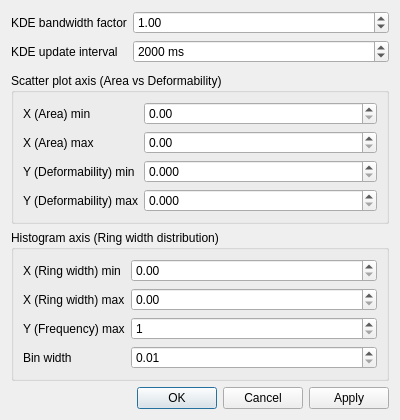
Above: resources/ui/MonitoringSettingsDialog.ui from gavinlouuu-kpt/mib-studio-qt before the change. Below: the same form after it.
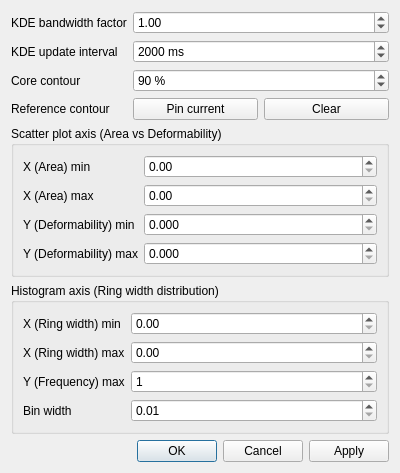
That is the form after the change.

Commit message: feat(monitoring): KDE core contour on the scatter with a pinned reference (core-region PR 1)

The edit to the form file:
```diff
--- a/resources/ui/MonitoringSettingsDialog.ui
+++ b/resources/ui/MonitoringSettingsDialog.ui
@@ -77,6 +77,63 @@
        </property>
       </widget>
      </item>
+     <item row="2" column="0">
+      <widget class="QLabel" name="kdeCoreFractionLabel">
+       <property name="text">
+        <string>Core contour</string>
+       </property>
+      </widget>
+     </item>
+     <item row="2" column="1">
+      <widget class="QSpinBox" name="kdeCoreFractionSpin">
+       <property name="suffix">
+        <string> %</string>
+       </property>
+       <property name="minimum">
+        <number>5</number>
+       </property>
+       <property name="maximum">
+        <number>100</number>
+       </property>
+       <property name="singleStep">
+        <number>5</number>
+       </property>
+       <property name="value">
+        <number>90</number>
+       </property>
+       <property name="toolTip">
+        <string>Share of the population enclosed by the solid contour drawn on the scatter while Density (KDE) is on</string>
+       </property>
+      </widget>
+     </item>
+     <item row="3" column="0">
+      <widget class="QLabel" name="kdeReferenceLabel">
+       <property name="text">
+        <string>Reference contour</string>
+       </property>
+      </widget>
+     </item>
+     <item row="3" column="1">
+      <layout class="QHBoxLayout" name="kdeReferenceLayout">
+       <item>
+        <widget class="QPushButton" name="kdePinReferenceBtn">
+         <property name="text">
+          <string>Pin current</string>
+         </property>
+         <property name="toolTip">
+          <string>Keep the current core contour on the scatter as a dashed reference to compare against</string>
+         </property>
+        </widget>
+       </item>
+       <item>
+        <widget class="QPushButton" name="kdeClearReferenceBtn">
+         <property name="text">
+          <string>Clear</string>
+         </property>
+        </widget>
+       </item>
+      </layout>
+     </item>
     </layout>
    </item>
    <item>
```
The commit also changes 11 other files.
